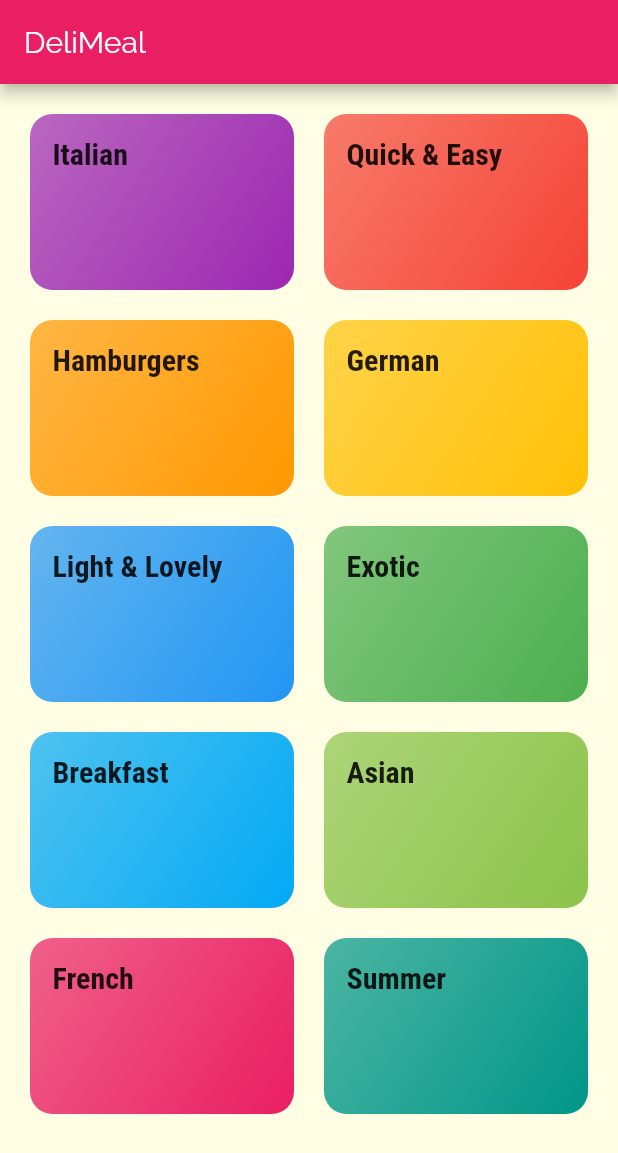
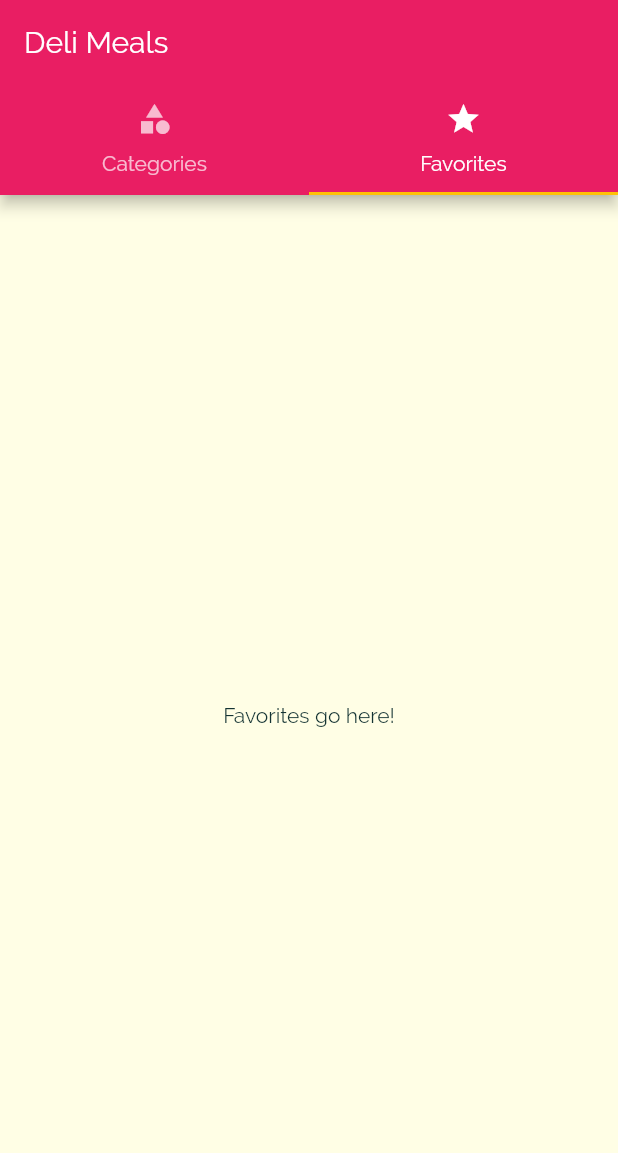
Before and after one commit to officer47p/deli-meals, a Flutter app: the screen it shows after launch, on a phone screen of 412 x 824 dp. Shown: the top 1153 px of the screen. Run offline on Flutter 3.47's test engine with Material 2 defaults, Android fonts, the phone set to English and light mode, and no system bars.

Commit message:
created a top-tab bar screen

```diff
--- a/lib/main.dart
+++ b/lib/main.dart
@@ -3,6 +3,7 @@ import "package:flutter/material.dart";
 import './screens/categories_screen.dart';
 import './screens/category_meals_screen.dart';
 import './screens/meal_detail_screen.dart';
+import './screens/tabs_screen.dart';
 
 void main() {
   runApp(MyApp());
@@ -32,8 +33,9 @@ class MyApp extends StatelessWidget {
               ),
             ),
       ),
-      home: CategoriesScreen(),
+      initialRoute: "/",
       routes: {
+        "/": (ctx) => TabsScreen(),
         CategoryMealsScreen.name: (ctx) => CategoryMealsScreen(),
         MealDetailScreen.name: (ctx) => MealDetailScreen(),
       },
--- a/lib/screens/categories_screen.dart
+++ b/lib/screens/categories_screen.dart
@@ -5,11 +5,7 @@ import '../widgets/category_item.dart';
 class CategoriesScreen extends StatelessWidget {
   @override
   Widget build(BuildContext context) {
-    return Scaffold(
-      appBar: AppBar(
-        title: Text("DeliMeal"),
-      ),
-      body: GridView(
+    return GridView(
       padding: const EdgeInsets.all(20),
       children: DUMMY_CATEGORIES
           .map(
@@ -26,7 +22,6 @@ class CategoriesScreen extends StatelessWidget {
         crossAxisSpacing: 20,
         mainAxisSpacing: 20,
       ),
-      ),
     );
   }
 }
--- /dev/null
+++ b/lib/screens/favorites_screen.dart
@@ -0,0 +1,10 @@
+import 'package:flutter/material.dart';
+
+class FavoritesScreen extends StatelessWidget {
+  @override
+  Widget build(BuildContext context) {
+    return Center(
+      child: Text("Favorites go here!"),
+    );
+  }
+}
--- /dev/null
+++ b/lib/screens/tabs_screen.dart
@@ -0,0 +1,78 @@
+// import "package:flutter/material.dart";
+
+// import './categories_screen.dart';
+
+// class TabsScreen extends StatelessWidget {
+//   @override
+//   Widget build(BuildContext context) {
+//     return DefaultTabController(
+//       length: 2,
+//       child: Scaffold(
+//         appBar: AppBar(
+//           title: Text("DeliMeals"),
+//           bottom: TabBar(
+//             tabs: <Widget>[
+//               Tab(
+//                 icon: Icon(Icons.category),
+//                 text: "Categories",
+//               ),
+//               Tab(
+//                 icon: Icon(Icons.star),
+//                 text: "Favorites",
+//               ),
+//             ],
+//           ),
+//         ),
+//         body: TabBarView(
+//           children: <Widget>[
+//             CategoriesScreen(),
+//             CategoriesScreen(),
+//           ],
+//         ),
+//       ),
+//     );
+//   }
+// }
+
+import 'package:flutter/material.dart';
+
+import './categories_screen.dart';
+import './favorites_screen.dart';
+
+class TabsScreen extends StatefulWidget {
+  @override
+  _TabsScreenState createState() => _TabsScreenState();
+}
+
+class _TabsScreenState extends State<TabsScreen> {
+  @override
+  Widget build(BuildContext context) {
+    return DefaultTabController(
+      initialIndex: 1,
+      length: 2,
+      child: Scaffold(
+        appBar: AppBar(
+          title: Text("Deli Meals"),
+          bottom: TabBar(
+            tabs: <Widget>[
+              Tab(
+                icon: Icon(Icons.category),
+                text: "Categories",
+              ),
+              Tab(
+                icon: Icon(Icons.star),
+                text: "Favorites",
+              ),
+            ],
+          ),
+        ),
+        body: TabBarView(
+          children: <Widget>[
+            CategoriesScreen(),
+            FavoritesScreen(),
+          ],
+        ),
+      ),
+    );
+  }
+}
```
Lines whose indentation alone changed are shown as unchanged.
